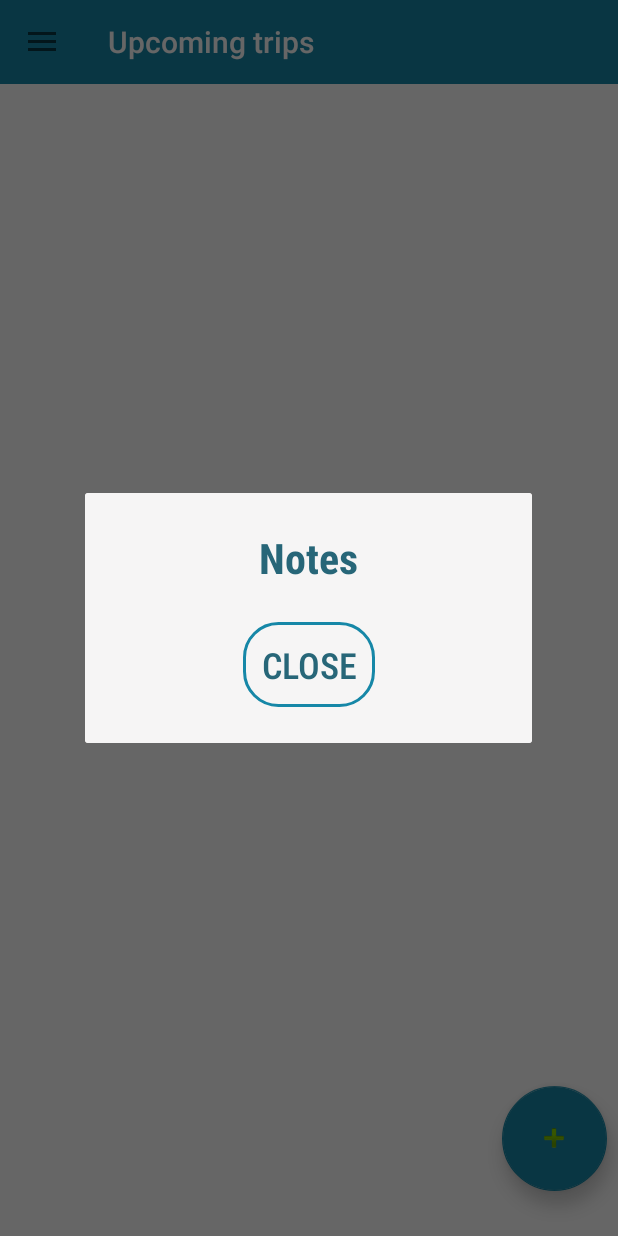
After one commit to mohamedsamy2/TripReminder, an Android app: the fragment NotesFragment placed in its activity, on a phone screen of 412 x 824 dp. The commit adds this screen. Run offline under Robolectric (Android 15) with nearby library versions, the phone set to English and light mode, and no system bars; our stand-ins replace Firebase (no records; nobody signed in at launch, a user with empty details on screens opened directly), Room's generated code, RxJava; 2 statements that could not run were skipped.

Commit message:
finsh add note to floating icon

```diff
--- a/app/src/main/java/com/example/tripreminder/MainActivity.java
+++ b/app/src/main/java/com/example/tripreminder/MainActivity.java
@@ -199,7 +199,7 @@ public class MainActivity extends AppCompatActivity {
                     DataHolder.authUser=mAuth.getCurrentUser();
                     //txtUserName.setText(databaseUser.getUserName());
                     //txtEmail.setText(databaseUser.getEmail());
-                    saveDataInSharedPerefrence(databaseUser.getUserName(),databaseUser.getEmail());
+                    //saveDataInSharedPerefrence(databaseUser.getUserName(),databaseUser.getEmail());
 
                 }
 
--- /dev/null
+++ b/app/src/main/java/com/example/tripreminder/NotesFragment.java
@@ -0,0 +1,62 @@
+package com.example.tripreminder;
+
+import android.os.Bundle;
+
+import androidx.fragment.app.DialogFragment;
+import androidx.fragment.app.Fragment;
+import androidx.recyclerview.widget.RecyclerView;
+
+import android.view.LayoutInflater;
+import android.view.View;
+import android.view.ViewGroup;
+import android.widget.Button;
+
+import com.google.gson.Gson;
+import com.google.gson.reflect.TypeToken;
+
+import java.lang.reflect.Type;
+import java.util.ArrayList;
+import java.util.List;
+
+
+public class NotesFragment extends DialogFragment {
+
+    RecyclerView recyclerView;
+    NotesDialogAdapter notesDialogAdapter;
+    Button btnClose;
+    String notes;
+    List<String>notesList=new ArrayList<>();
+    public NotesFragment() {
+        // Required empty public constructor
+    }
+
+
+    @Override
+    public void onCreate(Bundle savedInstanceState) {
+        super.onCreate(savedInstanceState);
+
+    }
+
+    @Override
+    public View onCreateView(LayoutInflater inflater, ViewGroup container,
+                             Bundle savedInstanceState) {
+        // Inflate the layout for this fragment
+        View view =inflater.inflate(R.layout.fragment_notes, container, false);
+        recyclerView=view.findViewById(R.id.recyclerNote);
+        btnClose=view.findViewById(R.id.btnClose);
+        notes=getArguments().getString("notes");
+        if (!notes.equals("")){
+            Type listType = new TypeToken<ArrayList<String>>() {}.getType();
+            notesList=new Gson().fromJson(notes,listType);
+            notesDialogAdapter=new NotesDialogAdapter(notesList,getContext());
+            recyclerView.setAdapter(notesDialogAdapter);
+        }
+        btnClose.setOnClickListener(new View.OnClickListener() {
+            @Override
+            public void onClick(View v) {
+                dismiss();
+            }
+        });
+        return view;
+    }
+}
--- a/app/src/main/java/com/example/tripreminder/UpcomingAdapter.java
+++ b/app/src/main/java/com/example/tripreminder/UpcomingAdapter.java
@@ -80,6 +80,12 @@ public class UpcomingAdapter extends RecyclerView.Adapter<UpcomingAdapter.ViewHo
 
             }
         });
+        holder.viewNoteBtn.setOnClickListener(new View.OnClickListener() {
+            @Override
+            public void onClick(View v) {
+                onItemClickLisener.onViewNotesClickListener(position);
+            }
+        });
 
 
 
@@ -94,6 +100,7 @@ public class UpcomingAdapter extends RecyclerView.Adapter<UpcomingAdapter.ViewHo
     public interface OnItemClickLisener{
         void onCancleClickLisener(Trip trip);
         void onStartClickLisener(int positon, String to);
+        void onViewNotesClickListener(int posation);
     }
 
 
--- /dev/null
+++ b/app/src/main/res/layout/fragment_notes.xml
@@ -0,0 +1,56 @@
+<?xml version="1.0" encoding="utf-8"?>
+<androidx.constraintlayout.widget.ConstraintLayout xmlns:android="http://schemas.android.com/apk/res/android"
+    xmlns:tools="http://schemas.android.com/tools"
+    android:layout_width="match_parent"
+    android:layout_height="match_parent"
+    android:padding="12dp"
+    android:background="@color/background_color"
+    xmlns:app="http://schemas.android.com/apk/res-auto"
+    tools:context=".NotesFragment">
+
+    <!-- TODO: Update blank fragment layout -->
+    <TextView
+        android:id="@+id/txtNotes"
+        android:layout_width="wrap_content"
+        android:layout_height="wrap_content"
+        android:text="@string/notes"
+        android:textSize="28sp"
+        android:textStyle="bold"
+        android:layout_margin="12dp"
+        android:fontFamily="sans-serif-condensed-medium"
+        android:textColor="@color/purple_700"
+        app:layout_constraintStart_toStartOf="parent"
+        app:layout_constraintEnd_toEndOf="parent"
+        app:layout_constraintTop_toTopOf="parent"/>
+    <androidx.recyclerview.widget.RecyclerView
+        android:id="@+id/recyclerNote"
+        android:layout_width="250dp"
+        android:layout_height="wrap_content"
+        android:layout_margin="12dp"
+        android:background="@drawable/button_bg"
+        app:layout_constraintHorizontal_bias="0.495"
+        app:layout_constraintEnd_toEndOf="parent"
+        app:layout_constraintStart_toStartOf="parent"
+        app:layout_constraintTop_toBottomOf="@+id/txtNotes"
+        android:orientation="vertical"
+        app:layoutManager="androidx.recyclerview.widget.LinearLayoutManager"
+        tools:listitem="@layout/note_row_items" />
+    <Button
+        android:id="@+id/btnClose"
+        android:layout_width="wrap_content"
+        android:layout_height="wrap_content"
+        android:text="@string/close"
+        android:textSize="24sp"
+        android:padding="12dp"
+        android:layout_margin="12dp"
+        android:textColor="@color/purple_700"
+        android:background="@drawable/button_bg"
+        android:fontFamily="sans-serif-condensed-medium"
+        app:backgroundTint="@null"
+        app:layout_constraintTop_toBottomOf="@id/recyclerNote"
+        app:layout_constraintStart_toStartOf="parent"
+        app:layout_constraintEnd_toEndOf="parent"
+        app:layout_constraintBottom_toBottomOf="parent"/>
+
+
+</androidx.constraintlayout.widget.ConstraintLayout>
--- a/app/src/main/res/values/strings.xml
+++ b/app/src/main/res/values/strings.xml
@@ -63,6 +63,9 @@
     <string name="sync_success">Data sync successfully</string>
     <string name="sync_faild">Data sync is unsuccessfully</string>
     <string name="sync_data">Sync Data</string>
+    <string name="notes">Notes</string>
+    <string name="no_notes">No Notes</string>
+    <string name="close">Close</string>
 
 
 </resources>
```
Also changed, not shown: app/src/main/java/com/example/tripreminder/FloatingNotesAdapter.java (added, +56 -0 lines), app/src/main/java/com/example/tripreminder/NotesDialogAdapter.java (added, +54 -0 lines), app/src/main/java/com/example/tripreminder/UpcomingFragment.java (+12 -0 lines), app/src/main/java/com/example/tripreminder/services/FloatingViewService.java (+26 -8 lines), app/src/main/res/layout/floting_icon_notes.xml (deleted, +0 -13 lines), app/src/main/res/layout/item_floating_note.xml (added, +31 -0 lines), app/src/main/res/layout/layout_floating_widget.xml (+20 -6 lines), app/src/main/res/layout/note_row_items.xml (added, +33 -0 lines).
